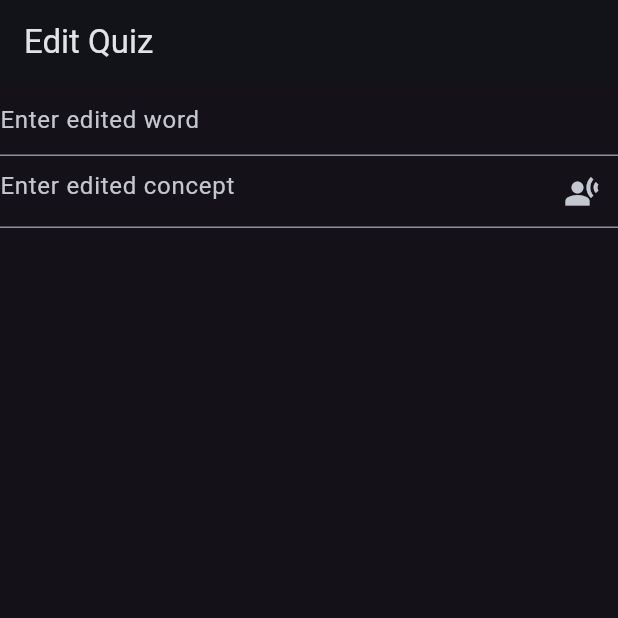
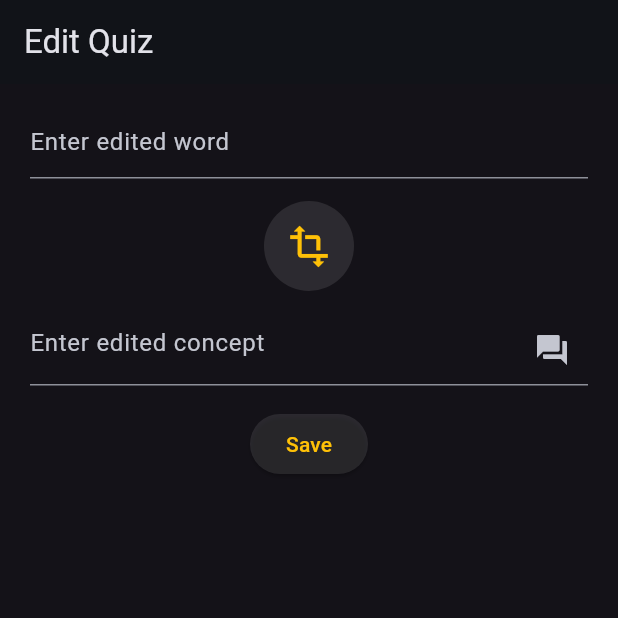
Before and after one commit to prudok/coriz, a Flutter app: the EditQuizView screen opened by its route, on a phone screen of 412 x 824 dp, the top half of it. Run offline on Flutter 3.47's test engine with Material 2 defaults, Android fonts, the phone set to English and light mode, and no system bars; our stand-ins replace flutter_riverpod, flutter_swiper_view, freezed_annotation, go_router.

Commit message:
add new features

```diff
--- a/lib/config/routes/router.dart
+++ b/lib/config/routes/router.dart
@@ -13,12 +13,12 @@ final GoRouter router = GoRouter(
       builder: (BuildContext context, GoRouterState state) => const HomeView(),
     ),
     GoRoute(
-      path: '/edit',
+      path: EditQuizView.routeName,
       builder: (BuildContext context, GoRouterState state) =>
           const EditQuizView(),
     ),
     GoRoute(
-      path: '/edit:id',
+      path: '${EditQuizView.routeName}:id',
       builder: (BuildContext context, GoRouterState state) =>
           EditQuizView(quizId: state.params['id']),
     ),
--- a/lib/presentation/views/edit_quiz_view.dart
+++ b/lib/presentation/views/edit_quiz_view.dart
@@ -1,4 +1,6 @@
 import 'package:flutter/material.dart';
+
+import '../../core/constants/app_colors.dart';
 
 class EditQuizView extends StatefulWidget {
   const EditQuizView({super.key, this.quizId});
@@ -25,20 +27,48 @@ class _EditQuizViewState extends State<EditQuizView> {
         key: _formKey,
         child: Column(
           children: [
-            TextFormField(
+            Container(
+              margin:
+                  const EdgeInsets.symmetric(horizontal: 20.0, vertical: 15.0),
+              child: TextFormField(
                 controller: _wordController,
                 validator: isCorrectInput,
                 decoration: const InputDecoration(
                   hintText: 'Enter edited word',
                 ),
               ),
-            TextFormField(
+            ),
+            IconButton(
+              onPressed: () {},
+              icon: const Icon(
+                Icons.transform,
+                size: 30,
+                color: AppColors.secondary,
+              ),
+              style: IconButton.styleFrom(
+                backgroundColor: AppColors.lightGrey,
+                padding: const EdgeInsets.all(15.0),
+              ),
+            ),
+            Container(
+              margin:
+                  const EdgeInsets.symmetric(horizontal: 20.0, vertical: 15.0),
+              child: TextFormField(
                 controller: _conceptController,
                 validator: isCorrectInput,
                 decoration: const InputDecoration(
                   hintText: 'Enter edited concept',
-                suffixIcon: Icon(Icons.transcribe),
+                  suffixIcon: Icon(Icons.question_answer),
                 ),
+              ),
+            ),
+            ElevatedButton(
+              onPressed: () {},
+              style: ElevatedButton.styleFrom(
+                backgroundColor: AppColors.lightGrey,
+                foregroundColor: AppColors.secondary,
+              ),
+              child: const Text('Save'),
             ),
           ],
         ),
```
Lines whose indentation alone changed are shown as unchanged.
